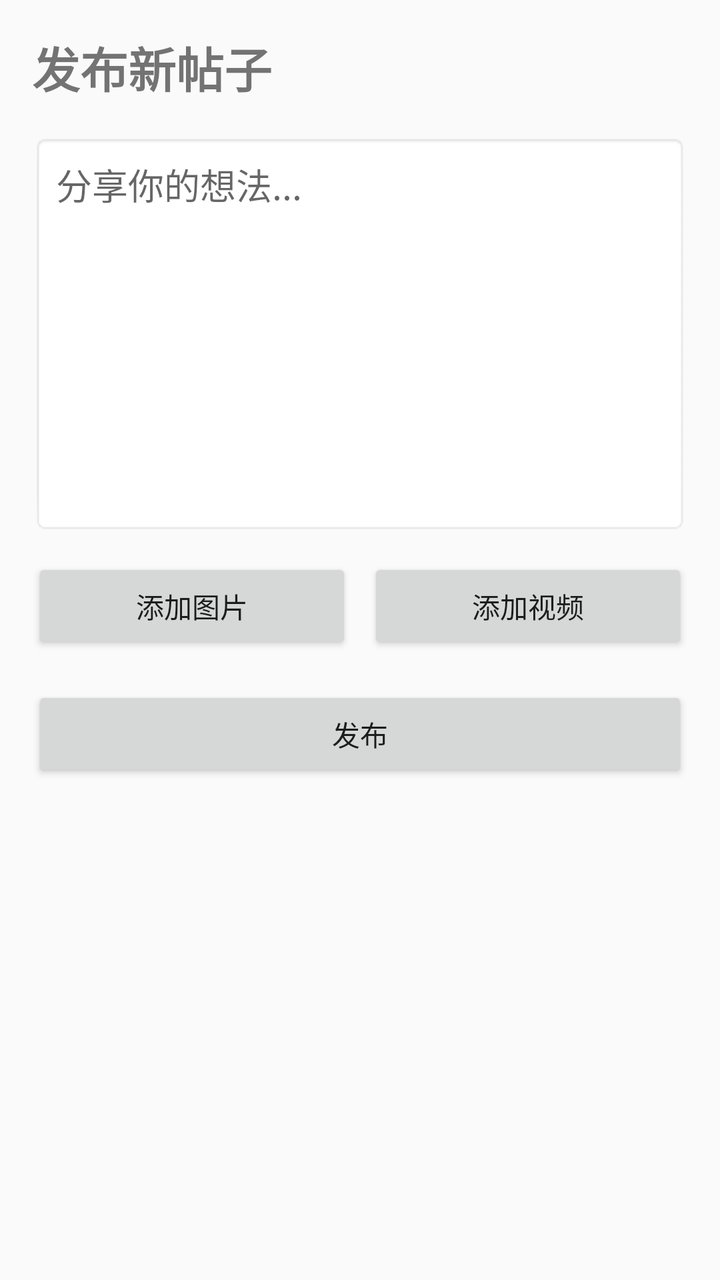
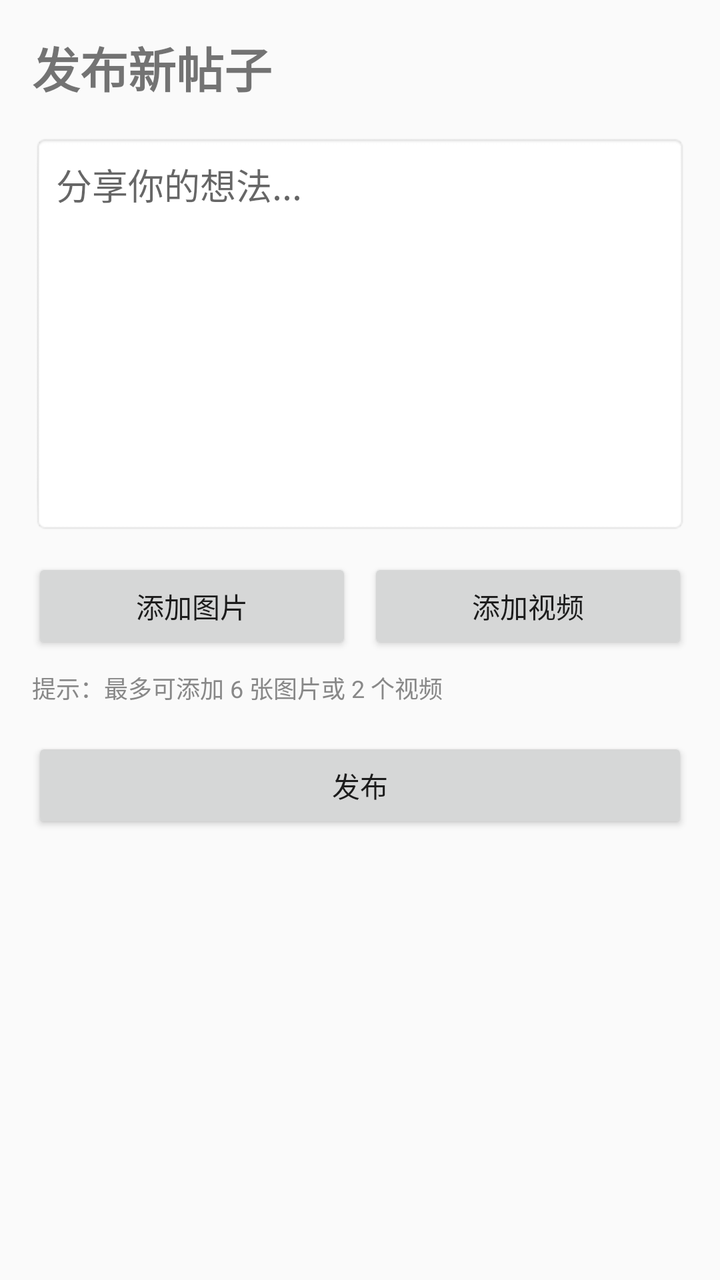

Two renders of the same Android screen: before a commit and after it. Below are the layout's source before the change and the commit's diff.
<!-- AndroidManifest.xml: application theme Theme.DShare -->
<!-- res/layout/activity_create_post.xml -->
<?xml version="1.0" encoding="utf-8"?>
<LinearLayout xmlns:android="http://schemas.android.com/apk/res/android"
    android:layout_width="match_parent"
    android:layout_height="match_parent"
    android:orientation="vertical"
    android:padding="16dp">
    <TextView
        android:layout_width="wrap_content"
        android:layout_height="wrap_content"
        android:text="@string/create_post_title"
        android:textSize="24sp"
        android:textStyle="bold"
        android:layout_marginBottom="16dp" />
    <EditText
        android:id="@+id/et_content"
        android:layout_width="match_parent"
        android:layout_height="200dp"
        android:hint="@string/whats_on_your_mind"
        android:gravity="top"
        android:padding="12dp"
        android:background="@android:drawable/editbox_background" />
    <LinearLayout
        android:layout_width="match_parent"
        android:layout_height="wrap_content"
        android:orientation="horizontal"
        android:layout_marginTop="12dp">
        <Button
            android:id="@+id/btn_pick_image"
            android:layout_width="0dp"
            android:layout_height="wrap_content"
            android:layout_weight="1"
            android:text="@string/add_image"
            android:layout_marginEnd="8dp" />
        <Button
            android:id="@+id/btn_pick_video"
            android:layout_width="0dp"
            android:layout_height="wrap_content"
            android:layout_weight="1"
            android:text="@string/add_video" />
    </LinearLayout>
    <ImageView
        android:id="@+id/iv_preview"
        android:layout_width="200dp"
        android:layout_height="200dp"
        android:layout_marginTop="12dp"
        android:visibility="gone" />
    <Button
        android:id="@+id/btn_submit"
        android:layout_width="match_parent"
        android:layout_height="wrap_content"
        android:text="@string/publish"
        android:layout_marginTop="16dp" />
</LinearLayout>
<!-- resources referenced by this layout -->
<resources>
  <string name="add_image">添加图片</string>
  <string name="add_video">添加视频</string>
  <string name="create_post_title">发布新帖子</string>
  <string name="publish">发布</string>
  <string name="whats_on_your_mind">分享你的想法...</string>
  <style name="Theme.DShare" parent="Theme.AppCompat.Light.NoActionBar">
          <item name="colorPrimary">@color/primary</item>
          <item name="colorPrimaryDark">@color/primary_dark</item>
          <item name="colorAccent">@color/accent</item>
      </style>
  <color name="primary">#1A237E</color>
  <color name="primary_dark">#0D1B5E</color>
  <color name="accent">#FF6F00</color>
</resources>

<!-- the commit's change to res/layout/activity_create_post.xml (unified diff, before → after) -->
@@ -38,11 +38,20 @@
             android:layout_weight="1"
             android:text="@string/add_video" />
     </LinearLayout>
-    <ImageView
-        android:id="@+id/iv_preview"
-        android:layout_width="200dp"
-        android:layout_height="200dp"
-        android:layout_marginTop="12dp"
+    <TextView
+        android:id="@+id/tv_media_hint"
+        android:layout_width="match_parent"
+        android:layout_height="wrap_content"
+        android:text="@string/media_limit_hint"
+        android:textSize="12sp"
+        android:textColor="#888888"
+        android:layout_marginTop="8dp" />
+    <LinearLayout
+        android:id="@+id/ll_media_preview"
+        android:layout_width="match_parent"
+        android:layout_height="wrap_content"
+        android:orientation="vertical"
+        android:layout_marginTop="8dp"
         android:visibility="gone" />
     <Button
         android:id="@+id/btn_submit"
<!-- resource entries referenced after the edit -->
@@ -3,6 +3,7 @@
   <string name="add_image">添加图片</string>
   <string name="add_video">添加视频</string>
   <string name="create_post_title">发布新帖子</string>
+  <string name="media_limit_hint">提示：最多可添加 6 张图片或 2 个视频</string>
   <string name="publish">发布</string>
   <string name="whats_on_your_mind">分享你的想法...</string>
   <style name="Theme.DShare" parent="Theme.AppCompat.Light.NoActionBar">
